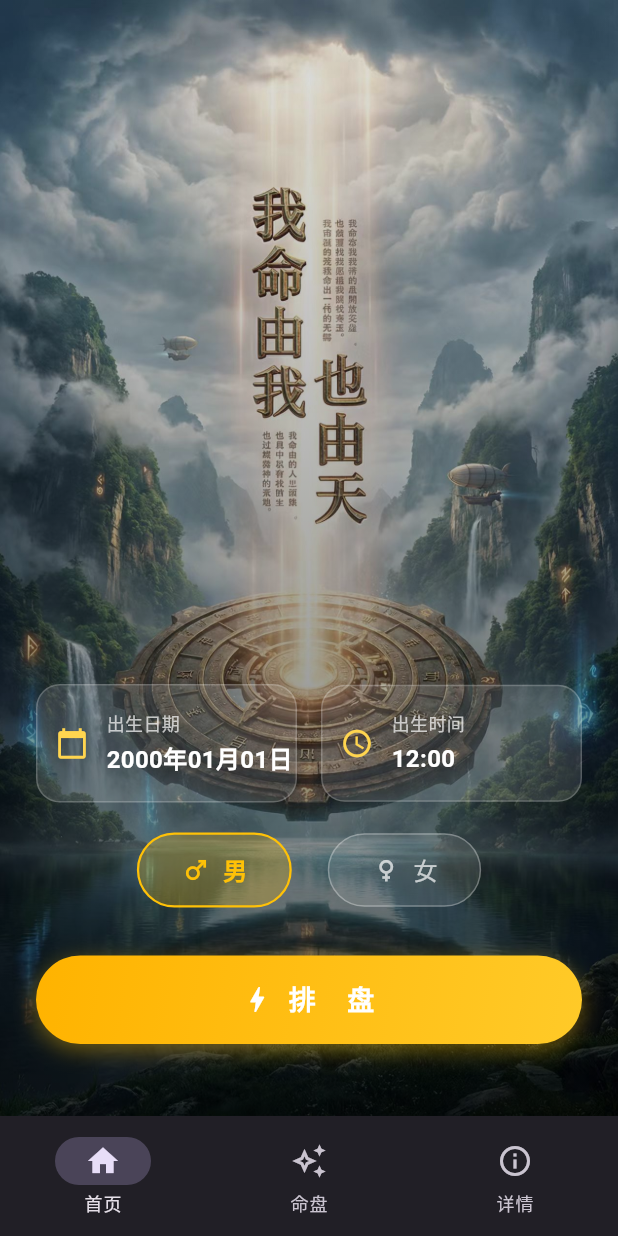
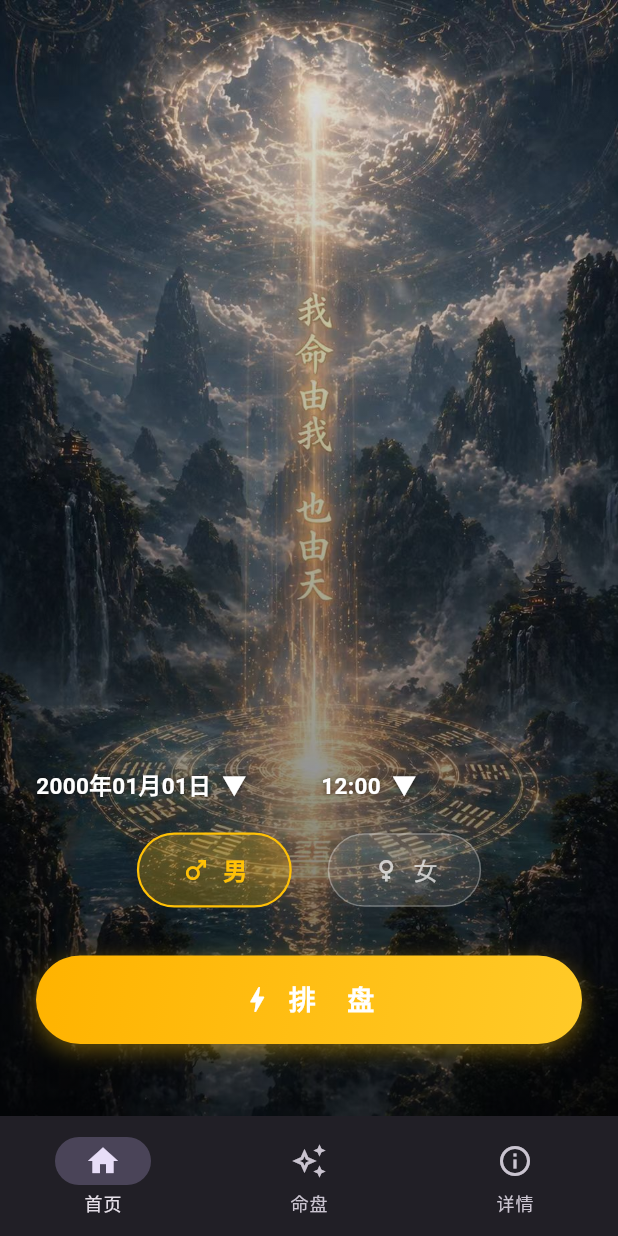
Before and after one commit to liminghuang1985/mingpan, a Flutter app: the screen it shows after launch, on a phone screen of 412 x 824 dp. Run offline on Flutter 3.47's test engine with Material 3 defaults, Android fonts, the light colour scheme and no system bars; our stand-ins replace flutter_riverpod.

Commit message:
refactor: 替换首页背景图，去掉日期时间玻璃框保留悬浮文字

```diff
--- a/lib/presentation/home_page.dart
+++ b/lib/presentation/home_page.dart
@@ -131,22 +131,42 @@ class _HomeTabState extends ConsumerState<_HomeTab> {
               crossAxisAlignment: CrossAxisAlignment.stretch,
               children: [
                 const Spacer(),
-                // 日期和时间左右并排
+                // 日期和时间左右并排（去掉玻璃框，只留文字悬浮）
                 Row(
                   children: [
-                    Expanded(child: _GlassTile(
-                      onTap: () => _showDatePicker(ref, birthDate),
-                      icon: Icons.calendar_today,
-                      label: '出生日期',
-                      value: DateFormat('yyyy年MM月dd日').format(birthDate),
-                    )),
+                    Expanded(
+                      child: GestureDetector(
+                        onTap: () => _showDatePicker(ref, birthDate),
+                        child: Text(
+                          '${DateFormat('yyyy年MM月dd日').format(birthDate)}  ▼',
+                          style: const TextStyle(
+                            color: Colors.white,
+                            fontSize: 15,
+                            fontWeight: FontWeight.w600,
+                            shadows: [
+                              Shadow(color: Colors.black54, blurRadius: 4),
+                            ],
+                          ),
+                        ),
+                      ),
+                    ),
                     const SizedBox(width: 16),
-                    Expanded(child: _GlassTile(
-                      onTap: () => _showTimePicker(ref),
-                      icon: Icons.access_time,
-                      label: '出生时间',
-                      value: '${birthHour.toString().padLeft(2, '0')}:${birthMinute.toString().padLeft(2, '0')}',
-                    )),
+                    Expanded(
+                      child: GestureDetector(
+                        onTap: () => _showTimePicker(ref),
+                        child: Text(
+                          '${birthHour.toString().padLeft(2, '0')}:${birthMinute.toString().padLeft(2, '0')}  ▼',
+                          style: const TextStyle(
+                            color: Colors.white,
+                            fontSize: 15,
+                            fontWeight: FontWeight.w600,
+                            shadows: [
+                              Shadow(color: Colors.black54, blurRadius: 4),
+                            ],
+                          ),
+                        ),
+                      ),
+                    ),
                   ],
                 ),
                 const SizedBox(height: 20),
```
Also changed, not shown: assets/images/bg_page3.jpg.
